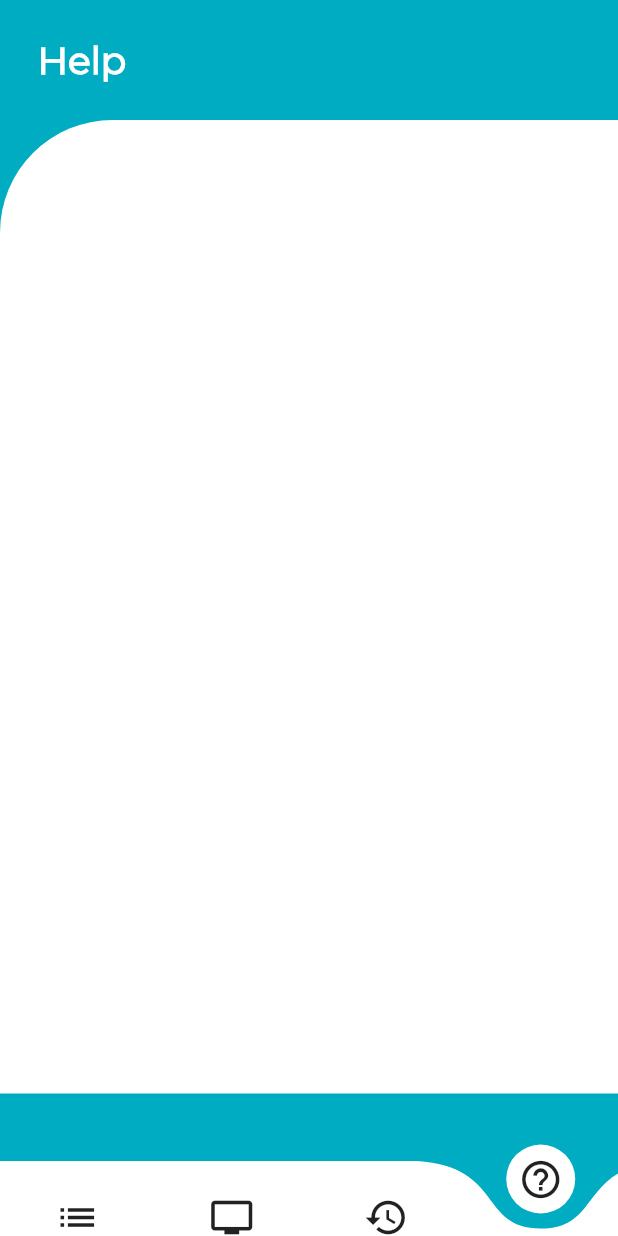
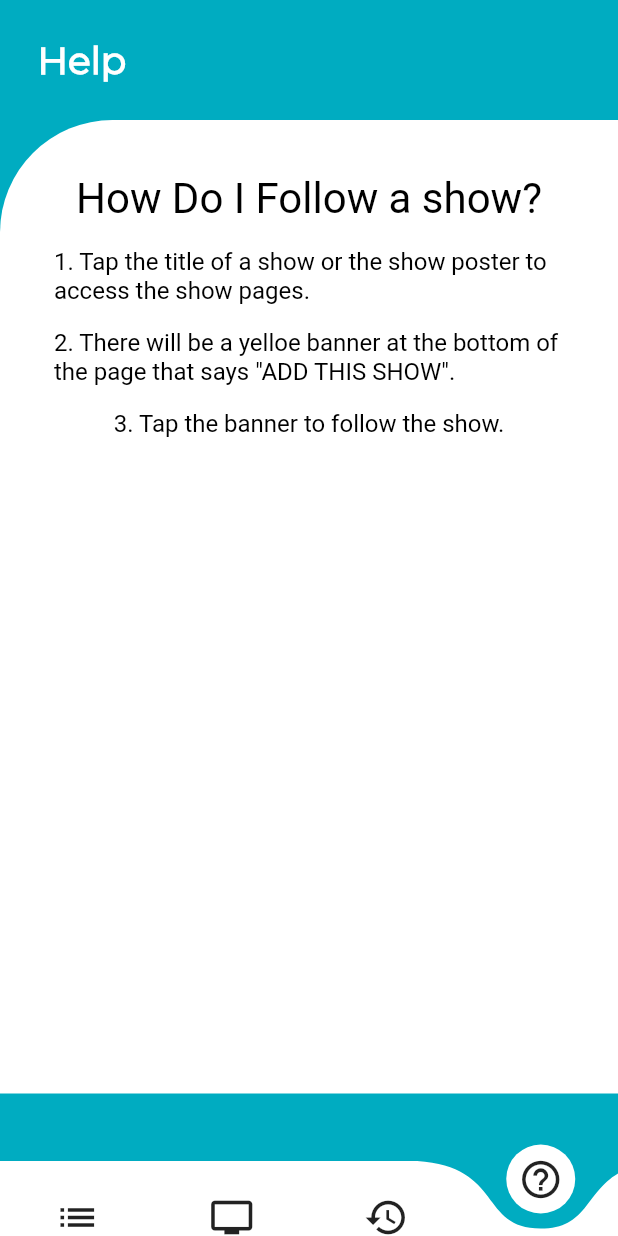
Before and after one commit to Lojini/TVShowReminder, a Flutter app: the screen it shows after launch, item 4 of the bottom bar chosen, on a phone screen of 412 x 824 dp. Run offline on Flutter 3.47's test engine with Material 2 defaults, Android fonts, the phone set to English and light mode, and no system bars; drawn by our look-alikes of curved_navigation_bar; network calls fail; project files that could hold a hidden picture were left out.

Commit message:
tvShowlist & help
tvShowlist
help

```diff
--- a/lib/help.dart
+++ b/lib/help.dart
@@ -9,8 +9,61 @@ class HelpPage extends StatefulWidget{
 class _HelpPageState extends State<HelpPage>{
   @override
   Widget build(BuildContext context) {
+    /*final alucard = Hero(
+      tag: 'hero',
+      child: Padding(
+        padding: EdgeInsets.all(1.0),
+        child: CircleAvatar(
+          radius: 60.0,
+          backgroundColor: Colors.transparent,
+          backgroundImage: AssetImage('assets/plate1.png'),
+        ),
+      ),
+    );*/
+
+    final Heading = Padding(
+      padding: EdgeInsets.all(8.0),
+      child: Text(
+        'How Do I Follow a show?',
+        style: TextStyle(fontSize: 28.0, color: Colors.black),
+      ),
+    );
+
+    final first = Padding(
+      padding: EdgeInsets.all(8.0),
+      child: Text(
+        '1. Tap the title of a show or the show poster to access the show pages.',
+        style: TextStyle(fontSize: 16.0, color: Colors.black),
+      ),
+    );
+
+    final second = Padding(
+      padding: EdgeInsets.all(8.0),
+      child: Text(
+        '2. There will be a yelloe banner at the bottom of the page that says "ADD THIS SHOW".',
+        style: TextStyle(fontSize: 16.0, color: Colors.black),
+      ),
+    );
+
+    final third = Padding(
+      padding: EdgeInsets.all(8.0),
+      child: Text(
+        '3. Tap the banner to follow the show.',
+        style: TextStyle(fontSize: 16.0, color: Colors.black),
+      ),
+    );
+
+    final content = Container(
+      width: MediaQuery.of(context).size.width,
+      padding: EdgeInsets.all(28.0),
+
+      child: Column(
+        children: <Widget>[Heading, first, second, third],
+      ),
+    );
+
     return Scaffold(
-        body:PageTheme().pageTheme('Help', Container(), context)
-    );
+        body:PageTheme().pageTheme('Help', context, content,
+    ));
   }
 }
--- a/lib/main.dart
+++ b/lib/main.dart
@@ -23,7 +23,7 @@ class MyApp extends StatelessWidget {
 
 //to reuse the widget
 class PageTheme{
-  pageTheme(String text,Widget widget,BuildContext context){
+  pageTheme(String text,BuildContext context,Widget widget){
     return new Container(
         color:  Colors.cyan[600],
         child:ListView(
--- a/lib/reminder.dart
+++ b/lib/reminder.dart
@@ -10,7 +10,7 @@ class _ReminderState extends State<Reminder>{
   @override
   Widget build(BuildContext context) {
     return Scaffold(
-        body: PageTheme().pageTheme('Reminder', ListView(), context)
+        body: PageTheme().pageTheme('Reminder', context, ListView())
     );
   }
 }
--- /dev/null
+++ b/lib/showsDataModel.dart
@@ -0,0 +1,32 @@
+class ShowsDataModel {
+  final Map<String, dynamic> data;
+  final String id;
+  final String name;
+  final int country;
+  final double network;
+  final String status;
+  final String image_thumbnail_path;
+
+  ShowsDataModel({this.data,
+    this.id,
+    this.name,
+    this.country,
+    this.network,
+    this.status,
+    this.image_thumbnail_path});
+
+
+  factory ShowsDataModel.fromJson(Map<String, dynamic> json) {
+    return ShowsDataModel(
+      data: {
+        'id': json['id'],
+        'name': json['name'],
+        'country': json['country'],
+        'network': json['network'],
+        'status': json['status'],
+        'image_thumbnail_path': json['image_thumbnail_path'],
+      },
+    );
+  }
+
+}
--- a/lib/watchlist.dart
+++ b/lib/watchlist.dart
@@ -10,7 +10,7 @@ class _WatchListPageState extends State<WatchListPage> {
   @override
   Widget build(BuildContext context) {
     return Scaffold(
-        body: PageTheme().pageTheme('Watch List', ListView(),context)
+        body: PageTheme().pageTheme('Watch List', context, ListView())
     );
   }
 }
```
Also changed, not shown: lib/tvshowlist.dart (+89 -1 lines), pubspec.yaml (+8 -0 lines), pubspec.lock.
